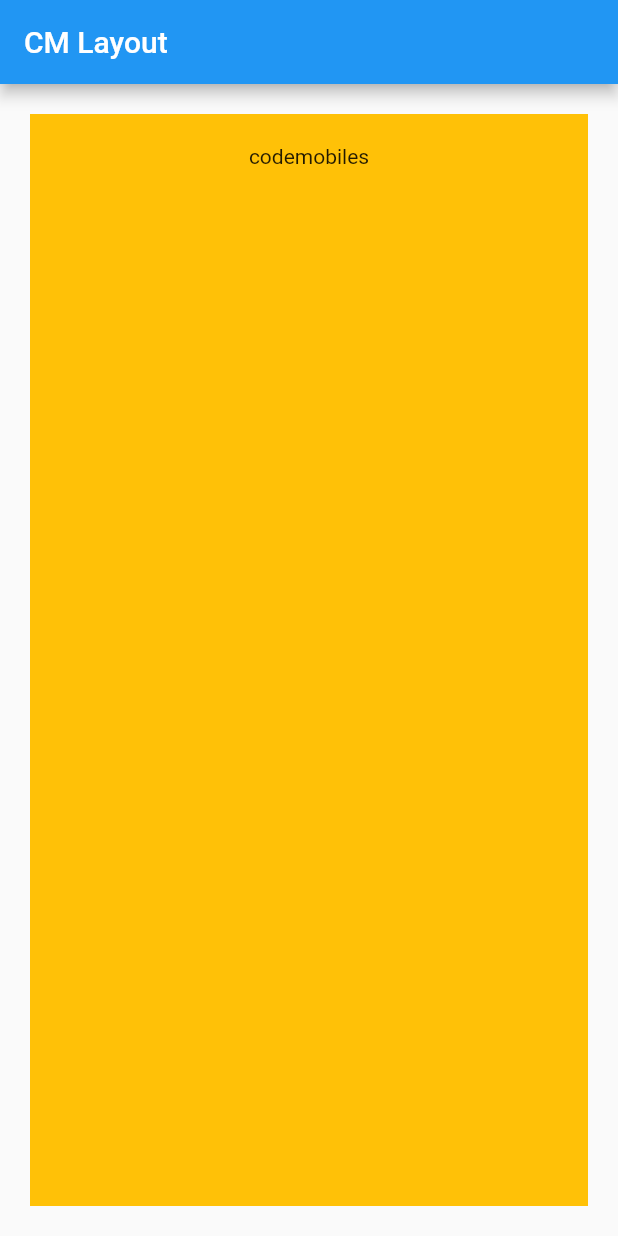
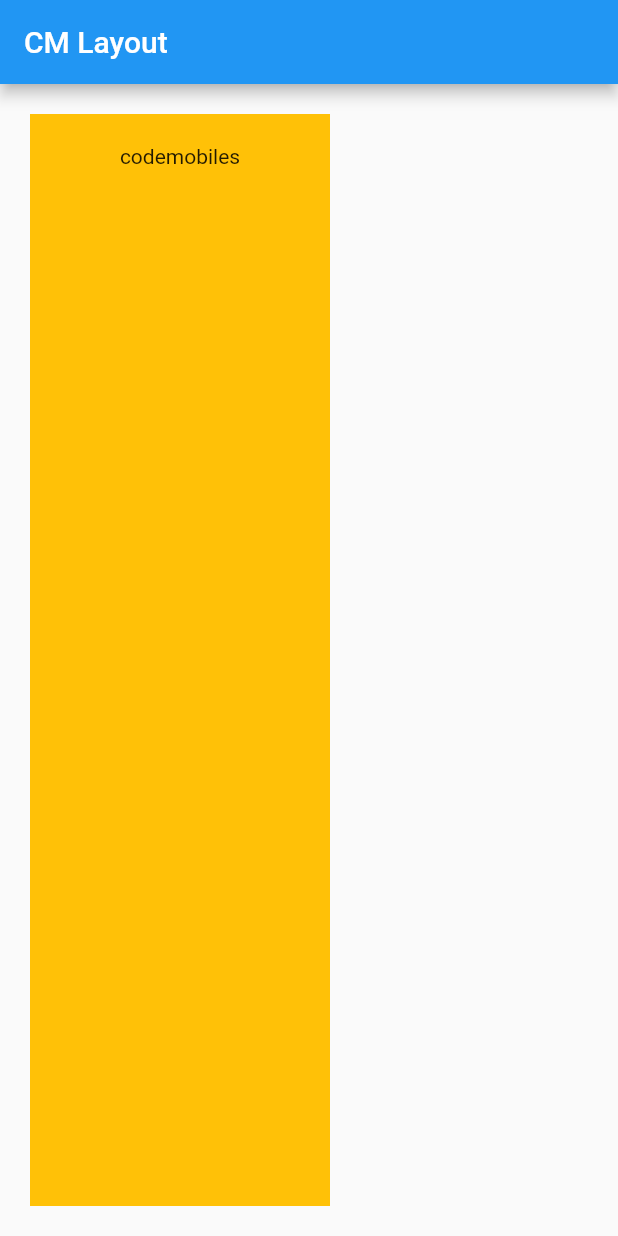
Before and after one commit to iiimomoniii/Flutter_App, a Flutter app: the screen it shows after launch, on a phone screen of 412 x 824 dp. Run offline on Flutter 3.47's test engine with Material 2 defaults, Android fonts, the phone set to English and light mode, and no system bars.

Commit message:
Update Code
ใช้ constraints กำหนดความกว้างของ Container

```diff
--- a/lib/main.dart
+++ b/lib/main.dart
@@ -21,6 +21,8 @@ class MyApp extends StatelessWidget {
         body: Container(
           //กำหนดสีพื่นหลังของ Container
           color: Colors.amber,
+          //constraints กำหนดความกว้างของ Container
+          constraints : BoxConstraints.expand(width: 200),
           // padding เป็นตัวกำหนดให้ข้อความห่างจากขอบจอทุกด้าน
           padding : EdgeInsets.all(20),
           // margin เป็นตัวกำหนดให้ Container จากขอบจอทุกด้าน
```
